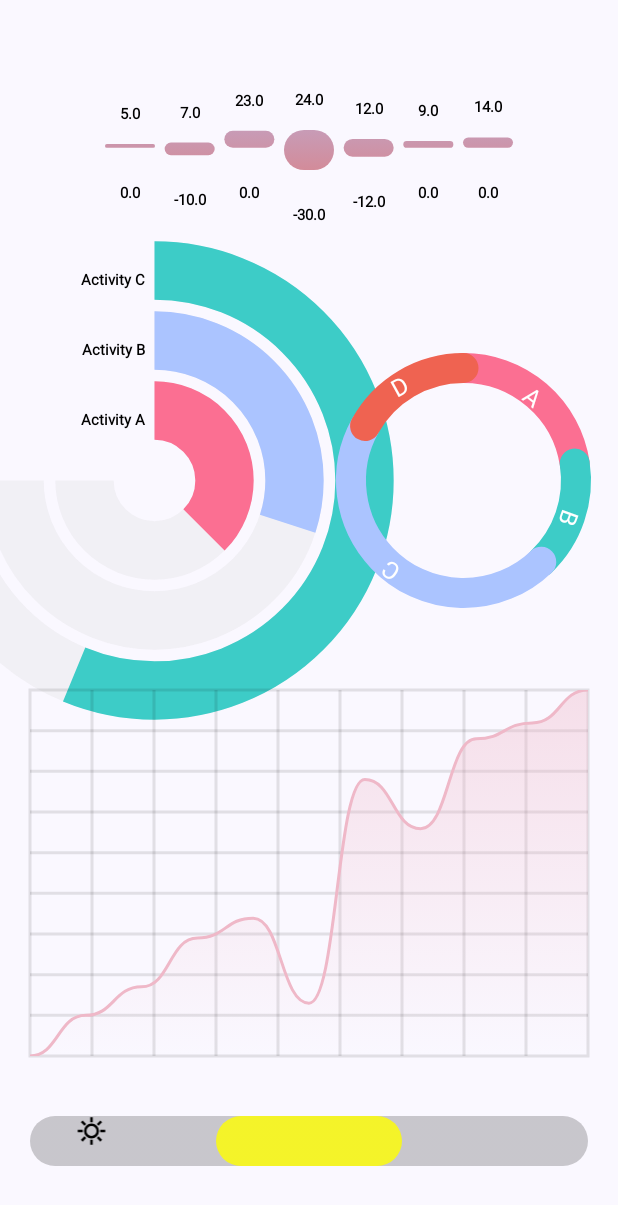
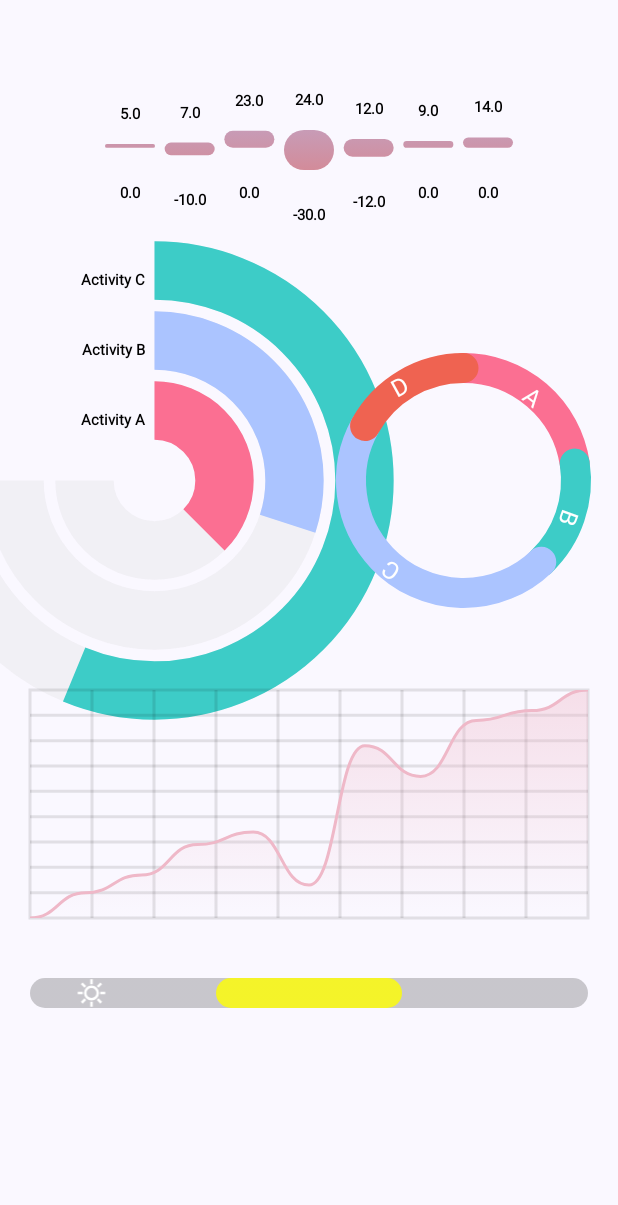
Before and after one commit to md0092651/PlotWizard, an Android app built with Jetpack Compose: the screen it shows after launch (MainActivity), on a phone screen of 412 x 824 dp. Shown: the top 1205 px of the screen. Run offline under Robolectric (Android 15) with nearby library versions, the phone set to English and light mode, and no system bars.

Commit message:
:memo: 0.00.0.9-alpha Release

```diff
--- a/app/src/main/java/com/charts/sample/plotwizard/MainActivity.kt
+++ b/app/src/main/java/com/charts/sample/plotwizard/MainActivity.kt
@@ -3,19 +3,16 @@ package com.charts.sample.plotwizard
 import android.os.Bundle
 import androidx.activity.ComponentActivity
 import androidx.activity.compose.setContent
-import androidx.compose.foundation.layout.Box
 import androidx.compose.foundation.layout.Column
 import androidx.compose.foundation.layout.Row
 import androidx.compose.foundation.layout.fillMaxSize
 import androidx.compose.foundation.layout.fillMaxWidth
 import androidx.compose.foundation.layout.height
-import androidx.compose.foundation.layout.padding
 import androidx.compose.foundation.rememberScrollState
 import androidx.compose.foundation.verticalScroll
 import androidx.compose.material3.MaterialTheme
 import androidx.compose.material3.Surface
 import androidx.compose.ui.Modifier
-import androidx.compose.ui.draw.drawWithCache
 import androidx.compose.ui.graphics.Color
 import androidx.compose.ui.graphics.vector.ImageVector
 import androidx.compose.ui.graphics.vector.rememberVectorPainter
@@ -27,8 +24,8 @@ import com.charts.plotwizard.getMockLineList
 import com.charts.plotwizard.getMockPieList
 import com.charts.plotwizard.getMockRangeList
 import com.charts.plotwizard.getMockSpiralChartList
+import com.charts.plotwizard.getMockSunRiseAndSunSetData
 import com.charts.plotwizard.ui.Chart
-import com.charts.plotwizard.ui.SingleHorizontalRangeBar
 import com.charts.plotwizard.ui.theme.C4
 import com.charts.sample.plotwizard.ui.theme.C2
 import com.charts.sample.plotwizard.ui.theme.PlotWizardTheme
@@ -96,16 +93,18 @@ class MainActivity : ComponentActivity() {
                             )
                         }
                         val painter = rememberVectorPainter(ImageVector.vectorResource(id = R.drawable.sun))
-                        Box(
+
+                        Column(
                             modifier = Modifier
                                 .fillMaxWidth()
-                                .height(100.dp)
-                                .padding(20.dp).drawWithCache {
-                                    onDrawBehind {
-                                        SingleHorizontalRangeBar(painter = painter).drawPoint(this)
-                                    }
-                                },
-                        )
+                                .weight(1F)
+                                .height(100.dp),
+                        ) {
+                            Chart(
+                                chartListData = getMockSunRiseAndSunSetData(painter),
+                                animationType = AnimationType.Bouncy(20F),
+                            )
+                        }
                     }
                 }
             }
--- a/plotwizard/src/main/java/com/charts/plotwizard/TestData.kt
+++ b/plotwizard/src/main/java/com/charts/plotwizard/TestData.kt
@@ -1,5 +1,6 @@
 package com.charts.plotwizard
 
+import androidx.compose.ui.graphics.vector.VectorPainter
 import com.charts.plotwizard.chartdata.ChartEntry
 import com.charts.plotwizard.ui.theme.C1
 import com.charts.plotwizard.ui.theme.C2
@@ -13,33 +14,34 @@ fun getMockRangeList() = listOf(
     ChartEntry.RangeBar(-30F, 24F),
     ChartEntry.RangeBar(-12F, 12F),
     ChartEntry.RangeBar(0F, 9F),
-    ChartEntry.RangeBar(0F, 14F)
+    ChartEntry.RangeBar(0F, 14F),
 )
 
-fun getMockPieList()= listOf(
+fun getMockPieList() = listOf(
     ChartEntry.PieChartEntry(40, "A", C1),
-    ChartEntry.PieChartEntry(27, "B",C3),
+    ChartEntry.PieChartEntry(27, "B", C3),
     ChartEntry.PieChartEntry(80, "C", C2),
     ChartEntry.PieChartEntry(30, "D", C4),
 )
 
 fun getMockLineList() = listOf(
-    ChartEntry.LineChartEntry(1, 100F,"A"),
-    ChartEntry.LineChartEntry(2, 200F,"B"),
-    ChartEntry.LineChartEntry(3, 270F,"C"),
-    ChartEntry.LineChartEntry(4, 390F,"D"),
-    ChartEntry.LineChartEntry(5, 439F,"E"),
-    ChartEntry.LineChartEntry(6, 230F,"E"),
-    ChartEntry.LineChartEntry(7, 780F,"E"),
-    ChartEntry.LineChartEntry(8, 659F,"E"),
-    ChartEntry.LineChartEntry(9, 880F,"E"),
-    ChartEntry.LineChartEntry(10, 919F,"E"),
-    ChartEntry.LineChartEntry(11, 1000F,"E"),
+    ChartEntry.LineChartEntry(1, 100F, "A"),
+    ChartEntry.LineChartEntry(2, 200F, "B"),
+    ChartEntry.LineChartEntry(3, 270F, "C"),
+    ChartEntry.LineChartEntry(4, 390F, "D"),
+    ChartEntry.LineChartEntry(5, 439F, "E"),
+    ChartEntry.LineChartEntry(6, 230F, "E"),
+    ChartEntry.LineChartEntry(7, 780F, "E"),
+    ChartEntry.LineChartEntry(8, 659F, "E"),
+    ChartEntry.LineChartEntry(9, 880F, "E"),
+    ChartEntry.LineChartEntry(10, 919F, "E"),
+    ChartEntry.LineChartEntry(11, 1000F, "E"),
 )
 
+fun getMockSpiralChartList() = listOf(
+    ChartEntry.CircularBarChartEntry(value = 100F, "Activity A", C1, 200),
+    ChartEntry.CircularBarChartEntry(value = 80F, "Activity B", C2, 200),
+    ChartEntry.CircularBarChartEntry(value = 150F, "Activity C", C3, 200),
+)
 
-fun getMockSpiralChartList() = listOf(
-    ChartEntry.CircularBarChartEntry(value = 100F,"Activity A", C1,200),
-    ChartEntry.CircularBarChartEntry(value = 80F,"Activity B", C2,200),
-    ChartEntry.CircularBarChartEntry(value = 150F,"Activity C", C3,200),
-)
+fun getMockSunRiseAndSunSetData(painter: VectorPainter) = ChartEntry.RiseSetBarChartEntry(painter = painter)
--- a/plotwizard/src/main/java/com/charts/plotwizard/chartdata/ChartData.kt
+++ b/plotwizard/src/main/java/com/charts/plotwizard/chartdata/ChartData.kt
@@ -5,8 +5,9 @@ import com.charts.plotwizard.charttype.ChartType
 
 class ChartData(
     val list: List<ChartEntry>,
-    private val chartStyle: ChartStyle
+    private val chartStyle: ChartStyle,
 ) {
+    constructor(list: ChartEntry, chartStyle: ChartStyle) : this(listOf(list), chartStyle)
 
     val numberOfBars = list.size
 
@@ -16,33 +17,35 @@ class ChartData(
             list.all { it is ChartEntry.PieChartEntry } -> ChartType.Pie
             list.all { it is ChartEntry.LineChartEntry } -> ChartType.Line
             list.all { it is ChartEntry.CircularBarChartEntry } -> ChartType.CircularBar
+            list.all { it is ChartEntry.RiseSetBarChartEntry } -> ChartType.SingleHorizontalBar
             else -> ChartType.Empty
         }
     }
 
     internal fun getChartStyle(): ChartStyle {
-        return if(chartStyle == ChartStyle.DefaultStyle()){
+        return if (chartStyle == ChartStyle.DefaultStyle()) {
             when {
                 list.all { it is ChartEntry.RangeBar } -> ChartStyle.BarChartStyle()
                 list.all { it is ChartEntry.PieChartEntry } -> ChartStyle.PieChartStyle()
                 list.all { it is ChartEntry.LineChartEntry } -> ChartStyle.LineChartStyle()
+                list.all { it is ChartEntry.RiseSetBarChartEntry } -> ChartStyle.RiseSetStyle()
                 else -> ChartStyle.BarChartStyle()
             }
-        }else {
+        } else {
             chartStyle
         }
     }
 
     internal fun getHighestValue(): Float {
         return when (getChartType()) {
-            ChartType.RangeBar-> list.maxOf { (it as ChartEntry.RangeBar).maximum }
-            ChartType.Line-> list.maxOf { (it as ChartEntry.LineChartEntry).yValue }
-            ChartType.CircularBar-> list.maxOf { (it as ChartEntry.CircularBarChartEntry).maxValue }.toFloat()
+            ChartType.RangeBar -> list.maxOf { (it as ChartEntry.RangeBar).maximum }
+            ChartType.Line -> list.maxOf { (it as ChartEntry.LineChartEntry).yValue }
+            ChartType.CircularBar -> list.maxOf { (it as ChartEntry.CircularBarChartEntry).maxValue }.toFloat()
             else -> 0F
         }
     }
 
-    internal fun getHighestValueAtIndex(position:Int): Float {
+    internal fun getHighestValueAtIndex(position: Int): Float {
         return when (getChartType()) {
             ChartType.RangeBar -> (list[position] as ChartEntry.RangeBar).maximum
             ChartType.Line -> (list[position] as ChartEntry.LineChartEntry).yValue
@@ -50,7 +53,7 @@ class ChartData(
         }
     }
 
-    internal fun getLowestValueAtIndex(position:Int): Float {
+    internal fun getLowestValueAtIndex(position: Int): Float {
         return when (getChartType()) {
             ChartType.RangeBar -> (list[position] as ChartEntry.RangeBar).minimum
             ChartType.Line -> (list[position] as ChartEntry.LineChartEntry).yValue
--- a/plotwizard/src/main/java/com/charts/plotwizard/chartdata/ChartEntry.kt
+++ b/plotwizard/src/main/java/com/charts/plotwizard/chartdata/ChartEntry.kt
@@ -1,6 +1,7 @@
 package com.charts.plotwizard.chartdata
 
 import androidx.compose.ui.graphics.Color
+import androidx.compose.ui.graphics.vector.VectorPainter
 import com.charts.plotwizard.ui.theme.Purple80
 
 sealed class ChartEntry {
@@ -28,4 +29,11 @@ sealed class ChartEntry {
         val valueColor: Color,
         val maxValue: Int,
     ) : ChartEntry()
+
+    data class RiseSetBarChartEntry(
+        val riseHours: Float = 8F,
+        val setHours: Float = 16F,
+        val currentHours: Float = 2f,
+        val painter: VectorPainter,
+    ) : ChartEntry()
 }
--- a/plotwizard/src/main/java/com/charts/plotwizard/chartstyle/ChartStyle.kt
+++ b/plotwizard/src/main/java/com/charts/plotwizard/chartstyle/ChartStyle.kt
@@ -1,5 +1,6 @@
 package com.charts.plotwizard.chartstyle
 
+import androidx.compose.ui.graphics.Brush
 import androidx.compose.ui.graphics.Color
 import androidx.compose.ui.graphics.StrokeCap
 import androidx.compose.ui.unit.Dp
@@ -57,6 +58,15 @@ sealed class ChartStyle {
         val generateRandomColor: Boolean = false,
         val hideXYLine: Boolean = false,
     ) : ChartStyle()
+
+    data class RiseSetStyle(
+        val nightBrush: Brush = Brush.verticalGradient(listOf(Color.Black.copy(alpha = 0.2f), Color.Black.copy(alpha = 0.2f))),
+        val dayBrush: Brush = Brush.verticalGradient(listOf(Color.Yellow.copy(alpha = 0.8f), Color.Yellow.copy(alpha = 0.8f))),
+        val iconSize: Dp = 20.dp,
+        val barHeight: Dp = 20.dp,
+        val dayLightIconTint: Color = Color.Black,
+        val nightIconTint: Color = Color.White,
+    ) : ChartStyle()
 }
 
 data class GridStyle(
--- a/plotwizard/src/main/java/com/charts/plotwizard/ui/Chart.kt
+++ b/plotwizard/src/main/java/com/charts/plotwizard/ui/Chart.kt
@@ -66,7 +66,53 @@ fun Chart(
                             ChartType.Pie -> PieChartPainter(chartData, animateProgress.value).drawPoint(this)
                             ChartType.Line -> LineChartPainter(chartData, animateProgress.value).drawPoint(this)
                             ChartType.CircularBar -> CircularBarChartPainter(chartData, animateProgress.value).drawPoint(this)
-                            ChartType.SingleHorizontalBar -> Unit // SingleHorizontalRangeBar(painter = painter).drawPoint(this)
+                            ChartType.SingleHorizontalBar -> SingleHorizontalRangeBar(chartData, animateProgress.value).drawPoint(this)
+                            else -> Unit
+                        }
+                    }
+                },
+        )
+    }
+}
+
+@Composable
+fun Chart(
+    modifier: Modifier = Modifier,
+    chartListData: ChartEntry,
+    chartStyle: ChartStyle = DefaultStyle(),
+    animationType: AnimationType = AnimationType.None,
+) {
+    val animateProgress = remember { animationType.animationInitialProgress }
+
+    LaunchedEffect(key1 = chartListData, block = {
+        animateProgress.animateTo(1F, animationType.animation)
+    })
+
+    val chartData = remember { ChartData(chartListData, chartStyle) }
+
+    Box(
+        modifier = modifier
+            .fillMaxSize()
+            .padding(20.dp),
+        contentAlignment = Alignment.Center,
+    ) {
+        val coroutineScope = rememberCoroutineScope()
+        Spacer(
+            modifier = getModifier(chartData.getChartType(), chartStyle)
+                .clickable {
+                    coroutineScope.launch {
+                        animationType.animationInitialProgress.snapTo(0f)
+                        animationType.animationInitialProgress.animateTo(1f, animationType.animation)
+                    }
+                }
+                .drawWithCache {
+                    onDrawBehind {
+                        when (chartData.getChartType()) {
+                            ChartType.RangeBar -> RangeChartPainter(chartData, animateProgress.value).drawPoint(this)
+                            ChartType.Pie -> PieChartPainter(chartData, animateProgress.value).drawPoint(this)
+                            ChartType.Line -> LineChartPainter(chartData, animateProgress.value).drawPoint(this)
+                            ChartType.CircularBar -> CircularBarChartPainter(chartData, animateProgress.value).drawPoint(this)
+                            ChartType.SingleHorizontalBar -> SingleHorizontalRangeBar(chartData, animateProgress.value).drawPoint(this)
                             else -> Unit
                         }
                     }
--- a/plotwizard/src/main/java/com/charts/plotwizard/ui/SingleHorizontalRangeBar.kt
+++ b/plotwizard/src/main/java/com/charts/plotwizard/ui/SingleHorizontalRangeBar.kt
@@ -3,58 +3,64 @@ package com.charts.plotwizard.ui
 import androidx.compose.ui.geometry.CornerRadius
 import androidx.compose.ui.geometry.Offset
 import androidx.compose.ui.geometry.Size
-import androidx.compose.ui.graphics.Brush
-import androidx.compose.ui.graphics.Color
+import androidx.compose.ui.graphics.ColorFilter
 import androidx.compose.ui.graphics.drawscope.DrawScope
 import androidx.compose.ui.graphics.drawscope.drawIntoCanvas
 import androidx.compose.ui.graphics.drawscope.translate
 import androidx.compose.ui.graphics.nativeCanvas
-import androidx.compose.ui.graphics.vector.VectorPainter
-import androidx.compose.ui.unit.dp
+import com.charts.plotwizard.chartdata.ChartData
+import com.charts.plotwizard.chartdata.ChartEntry
+import com.charts.plotwizard.chartstyle.ChartStyle
 
 class SingleHorizontalRangeBar(
-    val sunRiseHours: Int = 8,
-    val sunSetHours: Int = 16,
-    val currentHours: Float = 2f,
-    val painter: VectorPainter,
+    val data: ChartData,
+    val animationProgress: Float,
 ) : ChartPainter {
 
+    private val chartStyle = data.getChartStyle() as ChartStyle.RiseSetStyle
+
     override fun drawPoint(drawScope: DrawScope): Unit = drawScope.run {
+        val entryValue = (data.list.first() as ChartEntry.RiseSetBarChartEntry)
         val canvasWidth = size.width
-        val brush = Brush.verticalGradient(listOf(Color.Black.copy(alpha = 0.2f), Color.Black.copy(alpha = 0.2f)))
-        val dayBrush = Brush.verticalGradient(listOf(Color.Yellow.copy(alpha = 0.8f), Color.Yellow.copy(alpha = 0.8f)))
 
-        val startOffSet = (sunRiseHours.toFloat() / 24) * canvasWidth
-        val dayWidth = ((sunSetHours - sunRiseHours).toFloat() / 24) * canvasWidth
-        val sunOffSet = ((currentHours) / 24) * canvasWidth
+        val startOffSet = (entryValue.riseHours / 24) * canvasWidth
+        val dayWidth = ((entryValue.setHours - entryValue.riseHours) / 24) * canvasWidth
+        val sunOffSet = (((entryValue.currentHours) / 24) * canvasWidth) * animationProgress
+
+        val isCurrentTimeDayLight = entryValue.currentHours in entryValue.riseHours..entryValue.setHours
 
         drawRoundRect(
-            brush = brush,
+            brush = chartStyle.nightBrush,
             topLeft = Offset(
                 x = 0F,
                 y = 0F,
             ),
-            size = Size(height = 50f, width = canvasWidth),
+            size = Size(height = chartStyle.barHeight.toPx(), width = canvasWidth),
             cornerRadius = CornerRadius(x = 30f, y = 30f),
         )
 
         drawRoundRect(
-            brush = dayBrush,
+            brush = chartStyle.dayBrush,
             topLeft = Offset(
                 x = startOffSet,
                 y = 0f,
             ),
-            size = Size(height = 50f, width = dayWidth),
+            size = Size(height = chartStyle.barHeight.toPx(), width = dayWidth),
             cornerRadius = CornerRadius(x = 30f, y = 30f),
         )
 
         drawContext.canvas.nativeCanvas.apply {
             drawIntoCanvas {
                 translate(sunOffSet, 0f) {
-                    with(painter) {
+                    with(entryValue.painter) {
                         draw(
-                            size = Size(20.dp.toPx(), 20.dp.toPx()),
+                            size = Size(chartStyle.iconSize.toPx(), chartStyle.iconSize.toPx()),
                             alpha = 1f,
+                            colorFilter = if (isCurrentTimeDayLight) {
+                                ColorFilter.tint(chartStyle.dayLightIconTint)
+                            } else {
+                                ColorFilter.tint(chartStyle.nightIconTint)
+                            },
                         )
                     }
                 }
```
Also changed, not shown: 1 other file.
